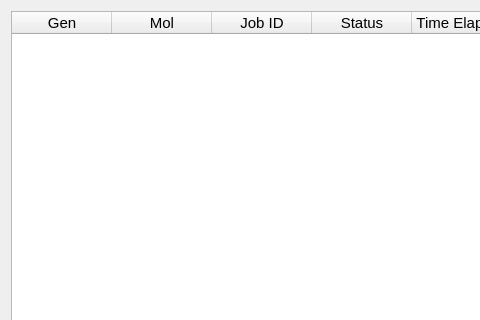
Before: the Qt Designer form src/xtalopt/ui/tab_progress.ui in xtalopt/XtalOpt, drawn with Qt 5; both pictures show x 0 to 480 and y 0 to 320 of the 1130 by 597 pixel window.
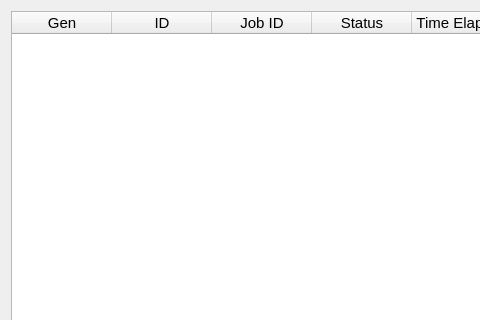
After: the same form once the commit is applied.

What changed in the file:
```diff
--- a/src/xtalopt/ui/tab_progress.ui
+++ b/src/xtalopt/ui/tab_progress.ui
@@ -49,7 +49,7 @@
      </column>
      <column>
       <property name="text">
-       <string>Mol</string>
+       <string>ID</string>
       </property>
      </column>
      <column>
```
